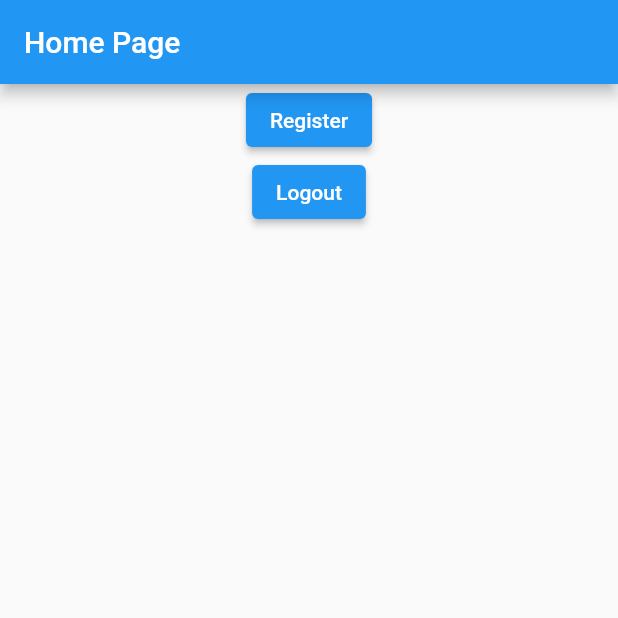
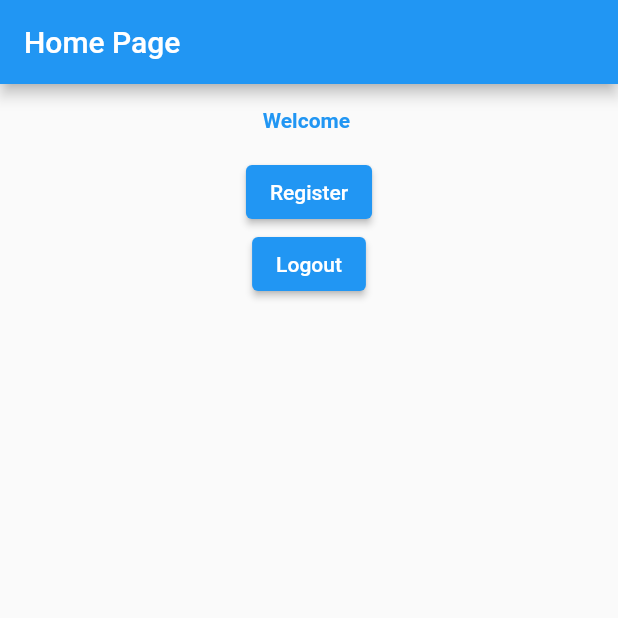
Before and after one commit to justpass-me/Passkeys-for-Flutter-with-justpass, a Flutter app: the screen it shows once a user with an empty profile is signed in, on a phone screen of 412 x 824 dp, the top half of it. Run offline on Flutter 3.47's test engine with Material 2 defaults, Android fonts, the phone set to English and light mode, and no system bars; our stand-ins replace firebase_auth, firebase_core, plugin_platform_interface; missing offline and left inert: flutterfire_ui; accounts and stored records are empty; generated files the repository leaves out were written again.

Commit message:
add welcome message on login

```diff
--- a/example/lib/AuthGate.dart
+++ b/example/lib/AuthGate.dart
@@ -11,7 +11,6 @@ class AuthGate extends StatelessWidget {
   @override
   Widget build(BuildContext context) {
     final justpassmeFlutterPlugin = JustpassmeFlutter();
-    final user = FirebaseAuth.instance.currentUser;
     return StreamBuilder<User?>(
       stream: FirebaseAuth.instance.authStateChanges(),
       builder: (context, snapshot) {
--- a/example/lib/pages/home.dart
+++ b/example/lib/pages/home.dart
@@ -18,6 +18,11 @@ class HomeScreen extends StatelessWidget {
       body: Center(
           child: Column(
         children: [
+          Padding(
+            padding: EdgeInsets.all(16.0), // apply padding to all sides
+            child:
+              Text('Welcome ${user?.email}',
+              style: TextStyle(color: Colors.blue, fontWeight: FontWeight.bold))),
           ElevatedButton(
             onPressed: () async {
               try{
```
